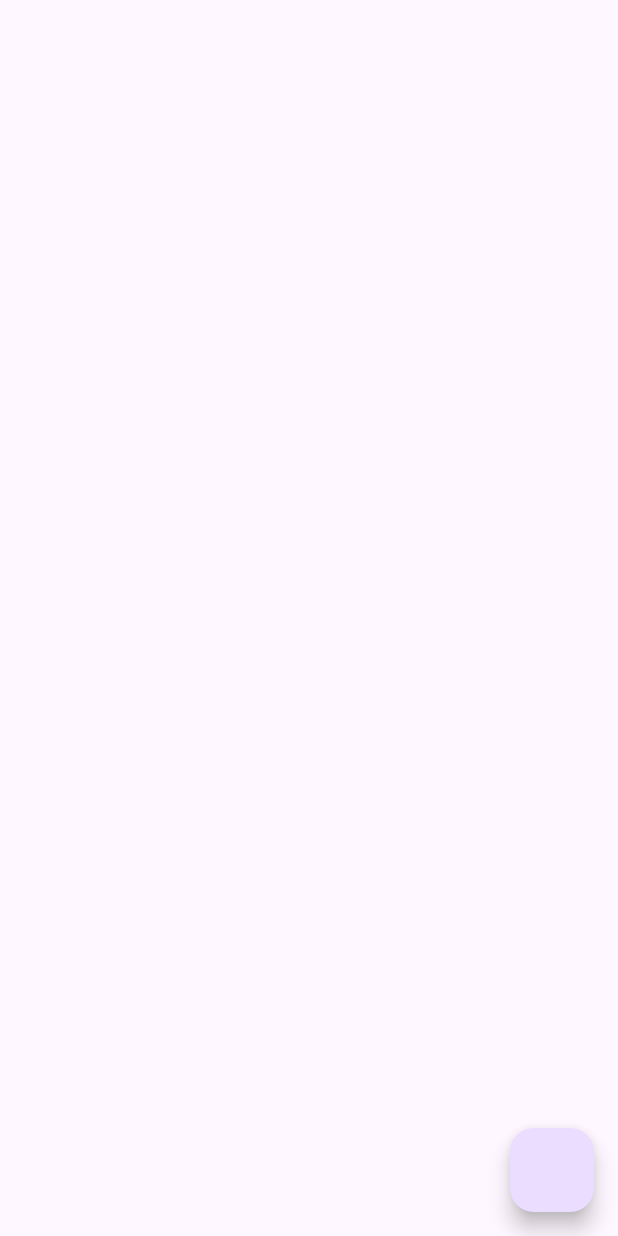
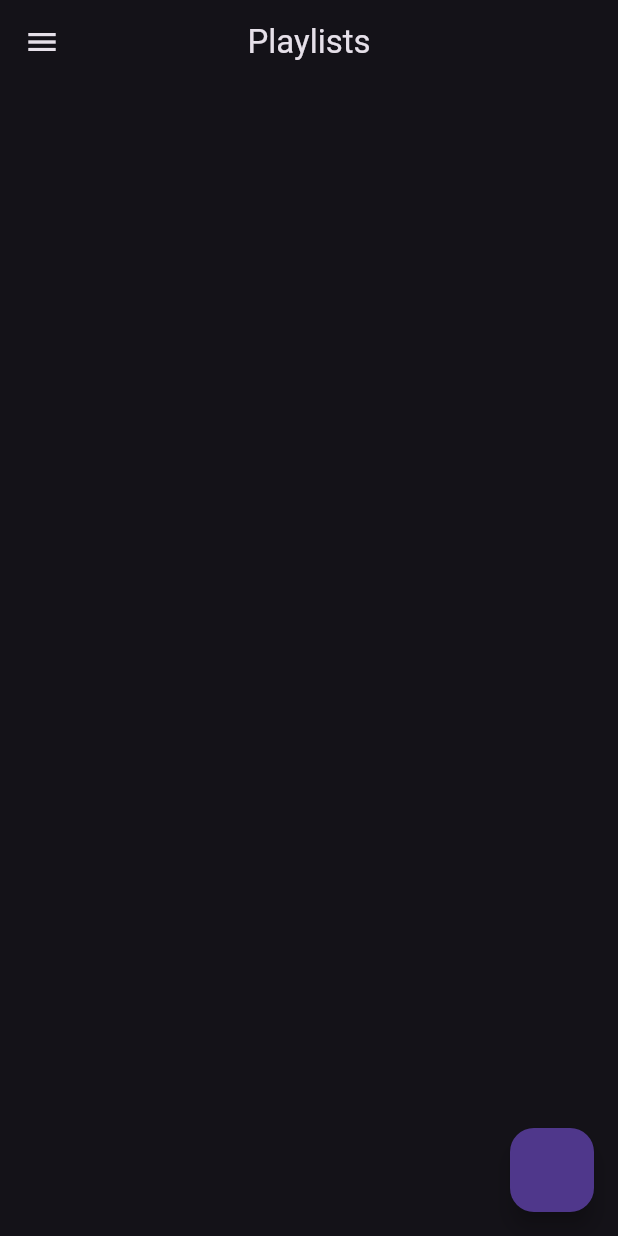
Before and after one commit to Crash285github/youtube_playlists_plus, a Flutter app: the screen it shows after launch, on a phone screen of 412 x 824 dp. Run offline on Flutter 3.47's test engine with Material 3 defaults, Android fonts, the phone set to English and light mode, and no system bars; missing offline and left inert: youtube_explode_dart.

```diff
--- a/lib/main.dart
+++ b/lib/main.dart
@@ -3,6 +3,7 @@ import 'package:provider/provider.dart';
 import 'package:ytp_new/provider/playlist_storage_provider.dart';
 import 'package:ytp_new/view/pages/home_page/home_page.dart';
 import 'package:ytp_new/view/pages/search_page/search_page.dart';
+import 'package:ytp_new/view/responsive/responsive.dart';
 
 void main() {
   runApp(MultiProvider(providers: [
@@ -18,8 +19,9 @@ class MainApp extends StatelessWidget {
   @override
   Widget build(BuildContext context) {
     return MaterialApp(
+      theme: ThemeData.dark(),
       home: Scaffold(
-        body: const HomePage(),
+        body: const Responsive(),
         floatingActionButton: Builder(builder: (context) {
           return FloatingActionButton(
               onPressed: () => Navigator.push(
--- /dev/null
+++ b/lib/model/settings/app_theme_mode.dart
@@ -0,0 +1 @@
+enum AppThemeMode { light, dark, amoled }
--- /dev/null
+++ b/lib/model/settings/settings.dart
@@ -0,0 +1,5 @@
+import 'package:ytp_new/model/settings/app_theme_mode.dart';
+
+class Settings {
+  static AppThemeMode themeMode = AppThemeMode.light;
+}
--- a/lib/view/pages/home_page/home_page.dart
+++ b/lib/view/pages/home_page/home_page.dart
@@ -11,8 +11,12 @@ class HomePage extends StatelessWidget {
     final playlists = Provider.of<PlaylistStorageProvider>(context).playlists;
 
     return Scaffold(
+      drawer: const Drawer(),
       body: CustomScrollView(slivers: [
-        const SliverAppBar(),
+        const SliverAppBar(
+          title: Text("Playlists"),
+          centerTitle: true,
+        ),
         SliverList.list(
             children: [...playlists.map((e) => PlaylistItem(playlist: e))]),
       ]),
--- /dev/null
+++ b/lib/view/responsive/responsive.dart
@@ -0,0 +1,20 @@
+import 'package:flutter/material.dart';
+import 'package:ytp_new/view/pages/home_page/home_page.dart';
+import 'package:ytp_new/view/responsive/split_view.dart';
+
+class Responsive extends StatelessWidget {
+  const Responsive({super.key});
+
+  @override
+  Widget build(BuildContext context) {
+    return LayoutBuilder(
+      builder: (context, constraints) {
+        if (constraints.maxWidth > 700) {
+          return const SplitView();
+        } else {
+          return const HomePage();
+        }
+      },
+    );
+  }
+}
```
Also changed, not shown: lib/view/responsive/split_view.dart (added, +20 -0 lines).
